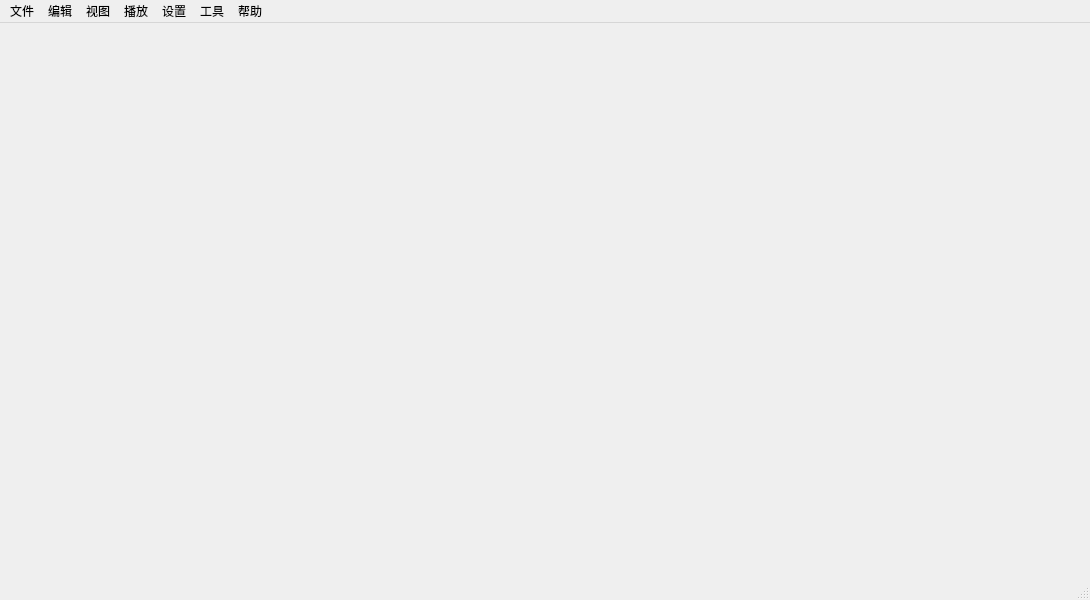
FangJunyi4510/Animation-Header, file AnimationEditor/mainwindow.ui: the form before one commit.
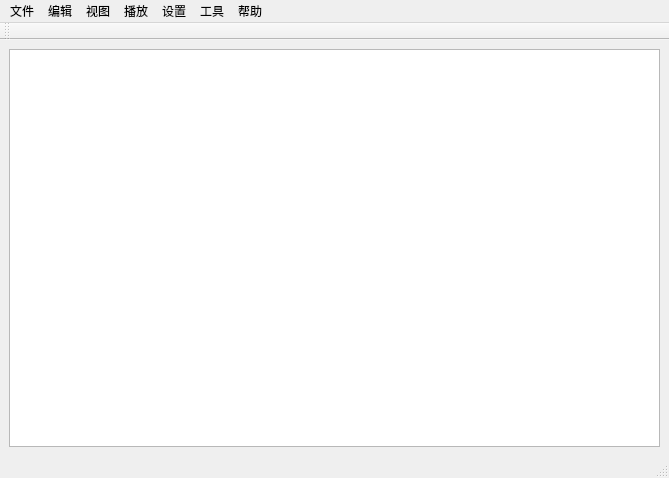
The form after the commit.

The edit to the form file:
```diff
--- a/AnimationEditor/mainwindow.ui
+++ b/AnimationEditor/mainwindow.ui
@@ -6,20 +6,26 @@
    <rect>
     <x>0</x>
     <y>0</y>
-    <width>1090</width>
-    <height>600</height>
+    <width>669</width>
+    <height>478</height>
    </rect>
   </property>
   <property name="windowTitle">
    <string>MainWindow</string>
   </property>
-  <widget class="QWidget" name="centralwidget"/>
+  <widget class="QWidget" name="centralwidget">
+   <layout class="QHBoxLayout" name="horizontalLayout">
+    <item>
+     <widget class="QGraphicsView" name="Graph"/>
+    </item>
+   </layout>
+  </widget>
   <widget class="QMenuBar" name="menubar">
    <property name="geometry">
     <rect>
      <x>0</x>
      <y>0</y>
-     <width>1090</width>
+     <width>669</width>
      <height>27</height>
     </rect>
    </property>
@@ -86,6 +92,17 @@
    <addaction name="Help"/>
   </widget>
   <widget class="QStatusBar" name="statusbar"/>
+  <widget class="QToolBar" name="toolBar">
+   <property name="windowTitle">
+    <string>toolBar</string>
+   </property>
+   <attribute name="toolBarArea">
+    <enum>TopToolBarArea</enum>
+   </attribute>
+   <attribute name="toolBarBreak">
+    <bool>false</bool>
+   </attribute>
+  </widget>
   <action name="newFile">
    <property name="text">
     <string>新建</string>
```
Left out of the diff: 17 changed lines with no effect on the pictures.
